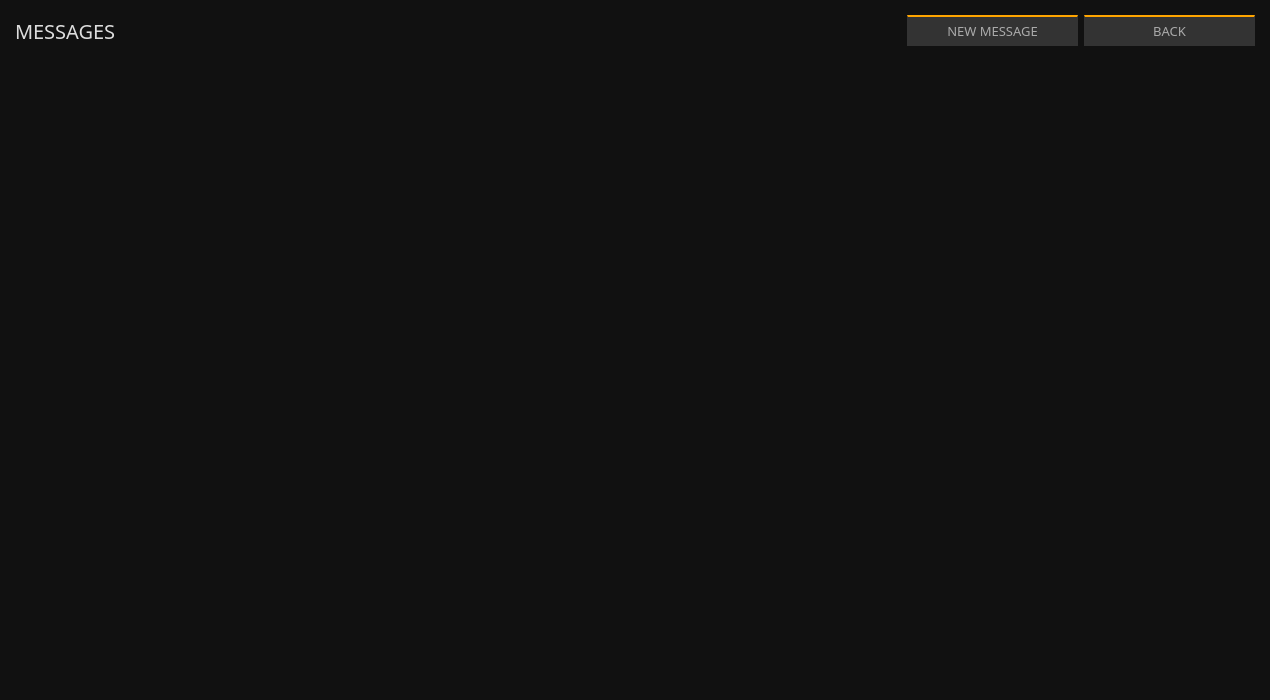
Qt form src/gui/ui/messagesframe.ui (Pennykoin/PKGui) before a commit.
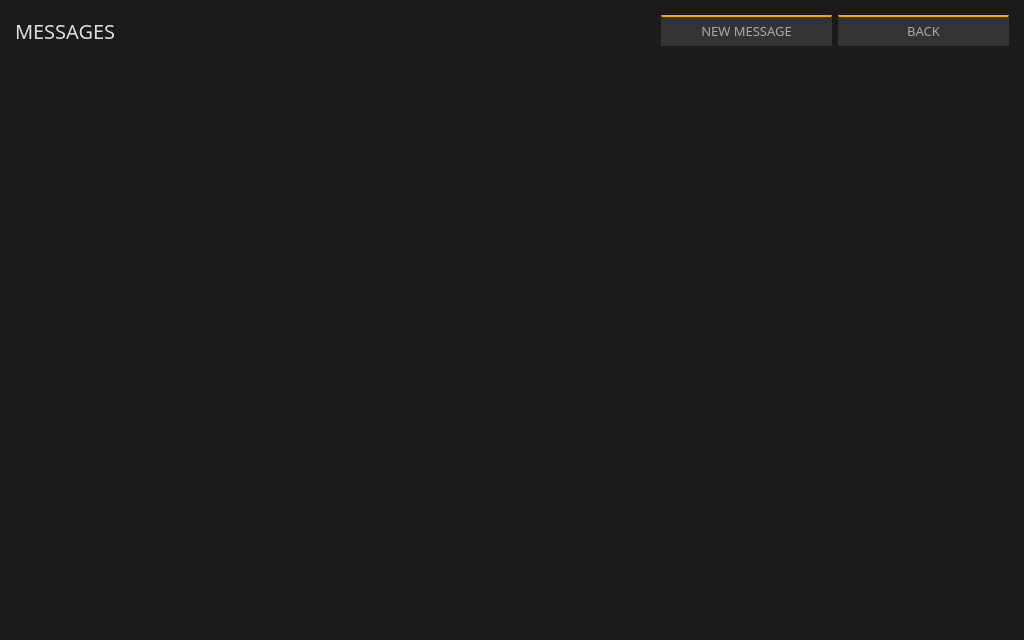
The same form after that commit.

The edit to the form file:
```diff
--- a/src/gui/ui/messagesframe.ui
+++ b/src/gui/ui/messagesframe.ui
@@ -6,14 +6,14 @@
    <rect>
     <x>0</x>
     <y>0</y>
-    <width>1270</width>
-    <height>700</height>
+    <width>1024</width>
+    <height>640</height>
    </rect>
   </property>
   <property name="minimumSize">
    <size>
-    <width>1270</width>
-    <height>700</height>
+    <width>1024</width>
+    <height>640</height>
    </size>
   </property>
   <property name="font">
@@ -26,7 +26,7 @@
    <string>Frame</string>
   </property>
   <property name="styleSheet">
-   <string notr="true">background-color: #111; color: #aaa;</string>
+   <string notr="true">background-color: #1b1b1b; color: #9b8b27;</string>
   </property>
   <property name="frameShape">
    <enum>QFrame::NoFrame</enum>
@@ -158,7 +158,7 @@
     <widget class="QTreeView" name="m_messagesView">
      <property name="minimumSize">
       <size>
-       <width>1270</width>
+       <width>1024</width>
        <height>550</height>
       </size>
      </property>
```
